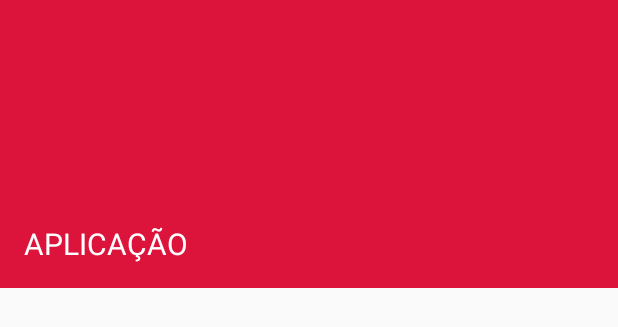
After one commit to AnnaFragoso/AulaAndroid, an Android app: the layout menu_cabecalho.xml on its own in the app's theme, with its tools: preview values and no code run, on a phone screen of 412 x 824 dp. The commit adds this screen. Shown: the top 327 px of the screen. Run offline under Robolectric (Android 15) with nearby library versions, the phone set to English and light mode, and no system bars.

Commit message:
Continuação Singleton, Inclusão menu e alteração de Activitys

```diff
--- a/app/build.gradle
+++ b/app/build.gradle
@@ -19,10 +19,12 @@ android {
 }
 
 dependencies {
-    implementation fileTree(dir: 'libs', include: ['*.jar'])
+    implementation fileTree(include: ['*.jar'], dir: 'libs')
     implementation 'com.android.support:appcompat-v7:28.0.0'
     implementation 'com.android.support.constraint:constraint-layout:1.1.3'
+    implementation 'com.android.support:support-v4:28.0.0'
     testImplementation 'junit:junit:4.12'
     androidTestImplementation 'com.android.support.test:runner:1.0.2'
     androidTestImplementation 'com.android.support.test.espresso:espresso-core:3.0.2'
+    implementation 'com.android.support:design:28.0.0'
 }
--- /dev/null
+++ b/app/src/main/res/layout/menu_cabecalho.xml
@@ -0,0 +1,16 @@
+<?xml version="1.0" encoding="utf-8"?>
+<LinearLayout xmlns:android="http://schemas.android.com/apk/res/android"
+    android:layout_width="match_parent"
+    android:layout_height="192dp"
+    android:background="#DC143C"
+    android:gravity="bottom"
+    android:orientation="vertical"
+    android:padding="16dp">
+
+    <TextView
+        android:layout_width="match_parent"
+        android:layout_height="wrap_content"
+        android:text="APLICAÇÃO"
+        android:textColor="#ffffff"
+        android:textSize="20sp" />
+</LinearLayout>
--- a/app/src/main/res/values/strings.xml
+++ b/app/src/main/res/values/strings.xml
@@ -1,3 +1,8 @@
 <resources>
     <string name="app_name">AulaAndroid</string>
+    <string name="openDrawer">Abrir Menu</string>
+    <string name="closeDrawer">Fechar Menu</string>
+
+    <!-- TODO: Remove or change this placeholder text -->
+    <string name="hello_blank_fragment">Hello blank fragment</string>
 </resources>
```
Also changed, not shown: app/src/main/AndroidManifest.xml (+7 -0 lines), app/src/main/java/com/example/annafragoso/aulaandroid/AnotacaoFragment.java (added, +29 -0 lines), app/src/main/java/com/example/annafragoso/aulaandroid/CadastroActivity.java (+17 -0 lines), app/src/main/java/com/example/annafragoso/aulaandroid/MainActivity.java (added, +64 -0 lines), app/src/main/res/layout/activity_main.xml (added, +25 -0 lines), app/src/main/res/layout/fragment_anotacao.xml (added, +14 -0 lines), app/src/main/res/menu/menu.xml (added, +11 -0 lines).
